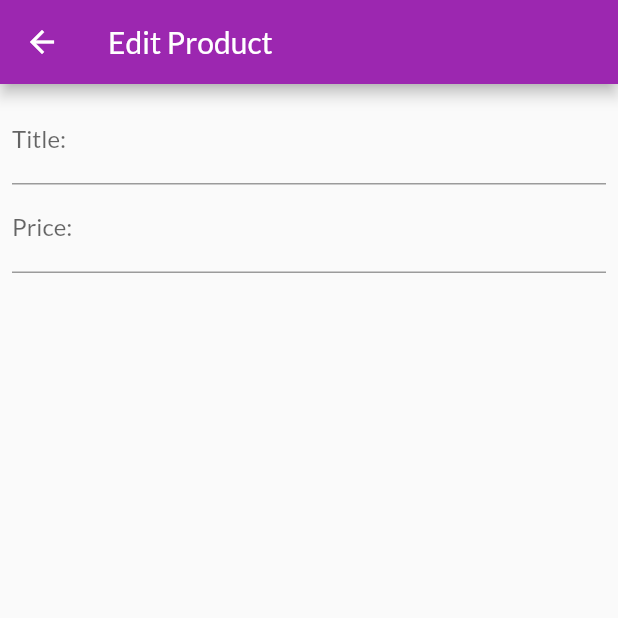
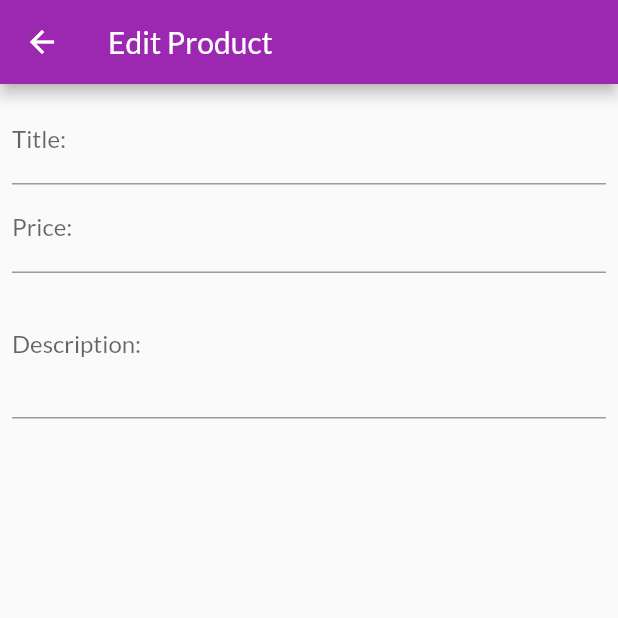
Before and after one commit to jinyongnan810/flutter-shop-app, a Flutter app: the EditProductScreen screen opened by its route, on a phone screen of 412 x 824 dp, the top half of it. Run offline on Flutter 3.47's test engine with Material 2 defaults, Android fonts, the phone set to English and light mode, and no system bars; network calls fail.

Commit message:
edit product screen(step2 multiline input)

```diff
--- a/lib/screens/edit_product_screen.dart
+++ b/lib/screens/edit_product_screen.dart
@@ -8,6 +8,7 @@ class EditProductScreen extends StatefulWidget {
 
 class _EditProductScreenState extends State<EditProductScreen> {
   final _priceFocusNode = FocusNode();
+  final _descFocusNode = FocusNode();
   @override
   Widget build(BuildContext context) {
     return Scaffold(
@@ -38,6 +39,17 @@ class _EditProductScreenState extends State<EditProductScreen> {
                   keyboardType: TextInputType.number,
                   textInputAction: TextInputAction.next,
                   focusNode: _priceFocusNode,
+                  onFieldSubmitted: (_) {
+                    FocusScope.of(context).requestFocus(_descFocusNode);
+                  },
+                ),
+                TextFormField(
+                  decoration: InputDecoration(labelText: 'Description:'),
+                  maxLines: 3,
+                  keyboardType: TextInputType.multiline,
+                  // multiline allows enter, therefore can't use next
+                  // textInputAction: TextInputAction.next,
+                  focusNode: _descFocusNode,
                 )
               ],
             )),
```
